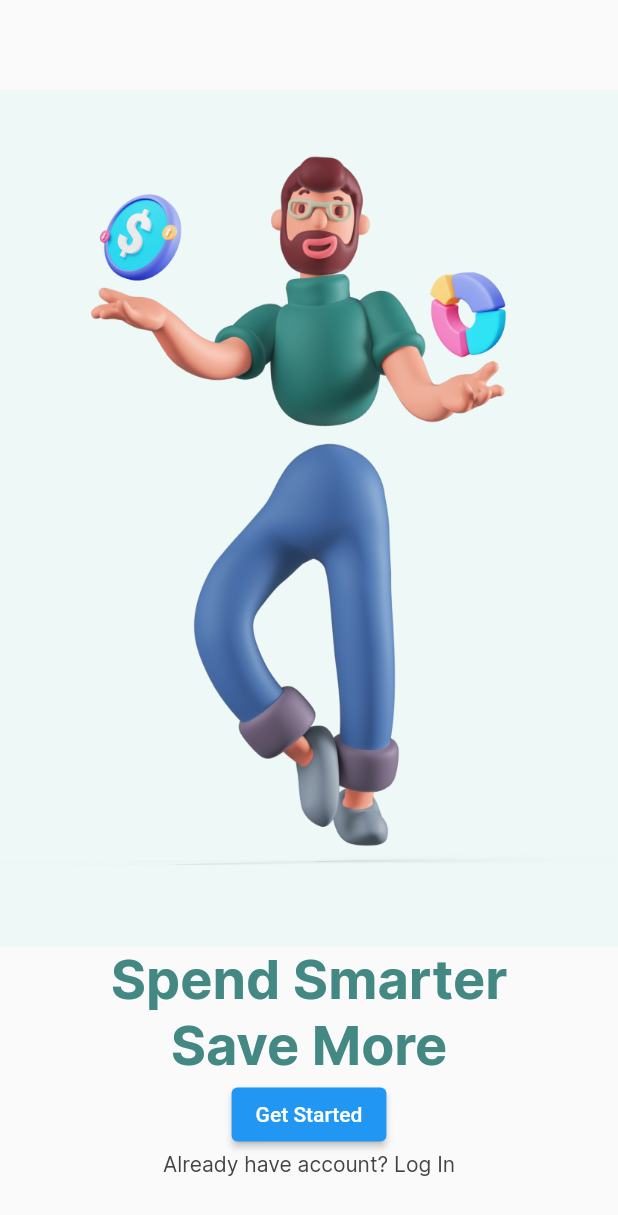
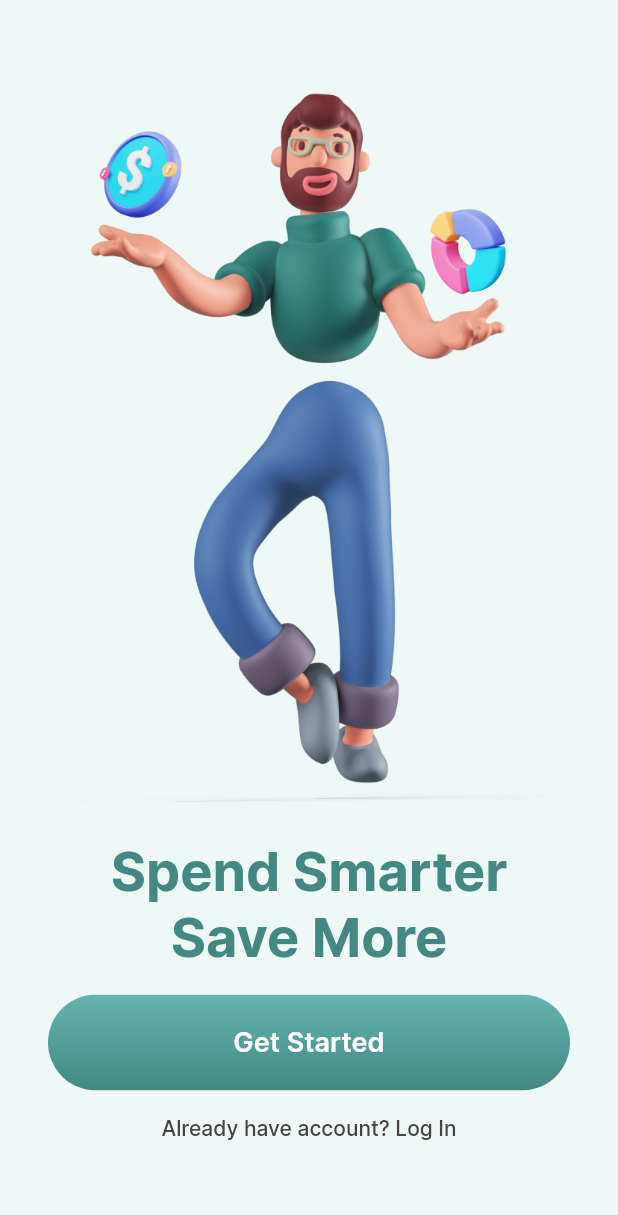
Before and after one commit to INatanDev/financy-app, a Flutter app: the screen it shows after launch, on a phone screen of 412 x 824 dp. Shown: the top 1215 px of the screen. Run offline on Flutter 3.47's test engine with Material 2 defaults, Android fonts, the phone set to English and light mode, and no system bars.

Commit message:
criado classe para primeiro botao

```diff
--- a/financy_app/lib/app.dart
+++ b/financy_app/lib/app.dart
@@ -1,4 +1,3 @@
-import 'package:financy_app/feature/splash/splash_page.dart';
 import 'package:financy_app/onboarding/onboarding.dart';
 import 'package:flutter/material.dart';
 
--- a/financy_app/lib/common/constants/app_colors.dart
+++ b/financy_app/lib/common/constants/app_colors.dart
@@ -9,6 +9,10 @@
     Color(0xFF63B5AF),
     Color(0xFF438883),
   ];
+  static const List<Color> greyGradient = [
+    Color(0xFFB5B5B5),
+    Color(0xFF7F7F7F),
+  ];
   static const Color white = Color(0xFFFFFFFF);
   static const Color iceWhite = Color(0xFFEEF8F7);
   static const Color grey = Color(0xFF444444);
--- a/financy_app/lib/common/constants/app_text_styles.dart
+++ b/financy_app/lib/common/constants/app_text_styles.dart
@@ -15,6 +15,12 @@
     fontWeight: FontWeight.w700,
   );
 
+  static const TextStyle mediumText18 = TextStyle(
+    fontFamily: 'Inter',
+    fontSize: 18.0,
+    fontWeight: FontWeight.w600,
+  );
+
   static const TextStyle smallText = TextStyle(
     fontFamily: 'Inter',
     fontSize: 14.0,
--- /dev/null
+++ b/financy_app/lib/common/widgets/primary_button.dart
@@ -0,0 +1,51 @@
+import 'package:flutter/material.dart';
+
+import '../constants/app_colors.dart';
+import '../constants/app_text_styles.dart';
+
+class PrimaryButton extends StatelessWidget {
+  final VoidCallback? onPressed;
+  final String text;
+
+  const PrimaryButton({
+    Key? key,
+    this.onPressed,
+    required this.text,
+  }) : super(key: key);
+
+  @override
+  Widget build(BuildContext context) {
+    return Material(
+      borderRadius: const BorderRadius.all(Radius.circular(38.0)),
+      child: Ink(
+        decoration: BoxDecoration(
+          borderRadius: const BorderRadius.all(Radius.circular(38.0)),
+          gradient: LinearGradient(
+            begin: Alignment.topCenter,
+            end: Alignment.bottomCenter,
+            colors: onPressed != null
+                ? AppColors.greenGradient
+                : AppColors.greyGradient,
+          ),
+        ),
+        child: InkWell(
+          borderRadius: const BorderRadius.all(Radius.circular(38.0)),
+          onTap: onPressed,
+          child: Container(
+            decoration: const BoxDecoration(
+              borderRadius: BorderRadius.all(Radius.circular(38.0)),
+            ),
+            alignment: Alignment.center,
+            height: 64.0,
+            child: Text(
+              text,
+              style: AppTextStyles.mediumText18.copyWith(
+                color: AppColors.white,
+              ),
+            ),
+          ),
+        ),
+      ),
+    );
+  }
+}
--- a/financy_app/lib/onboarding/onboarding.dart
+++ b/financy_app/lib/onboarding/onboarding.dart
@@ -1,7 +1,8 @@
 import 'package:financy_app/common/constants/app_colors.dart';
 import 'package:financy_app/common/constants/app_text_styles.dart';
 import 'package:flutter/material.dart';
-import 'package:flutter/rendering.dart';
+
+import '../common/widgets/primary_button.dart';
 
 class OnboardingPage extends StatelessWidget {
   const OnboardingPage({super.key});
@@ -9,16 +10,14 @@
   @override
   Widget build(BuildContext context) {
     return Scaffold(
+      backgroundColor: AppColors.iceWhite,
       body: Align(
         child: Column(
           children: [
-            const SizedBox(height: 60.0),
+            const SizedBox(height: 48.0),
             Expanded(
               flex: 2,
-              child: Container(
-                color: AppColors.iceWhite,
-                child: Image.asset('assets/images/man.png'),
-              ),
+              child: Image.asset('assets/images/man.png'),
             ),
             Text(
               'Spend Smarter',
@@ -32,9 +31,15 @@
                 color: AppColors.greeLighttwo,
               ),
             ),
-            ElevatedButton(
-              onPressed: () {},
-              child: const Text('Get Started'),
+            Padding(
+              padding: const EdgeInsets.symmetric(
+                horizontal: 32.0,
+                vertical: 16.0,
+              ),
+              child: PrimaryButton(
+                text: 'Get Started',
+                onPressed: () {},
+              ),
             ),
             Text(
               'Already have account? Log In',
@@ -45,6 +50,7 @@
             const SizedBox(
               height: 40.0,
             ),
+            const SizedBox(height: 24.0)
           ],
         ),
       ),
```
Also changed, not shown: financy_app/pubspec.yaml (+7 -0 lines), financy_app/assets/fonts/Inter-ExtraBold.ttf (added), financy_app/assets/fonts/Inter-Medium.ttf (added), financy_app/assets/fonts/Inter-SemiBold.ttf (added).
